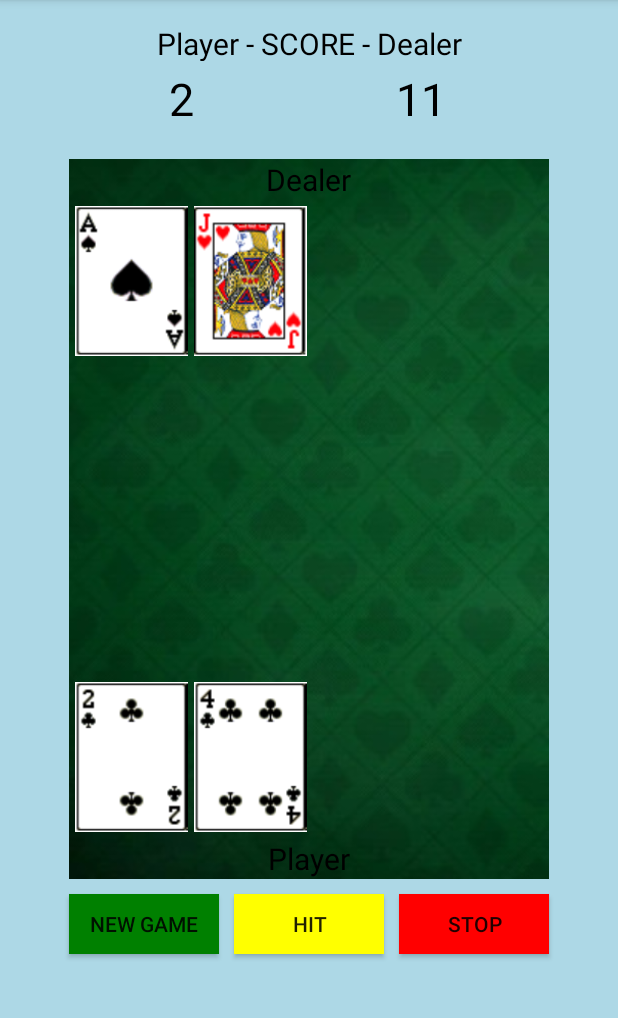
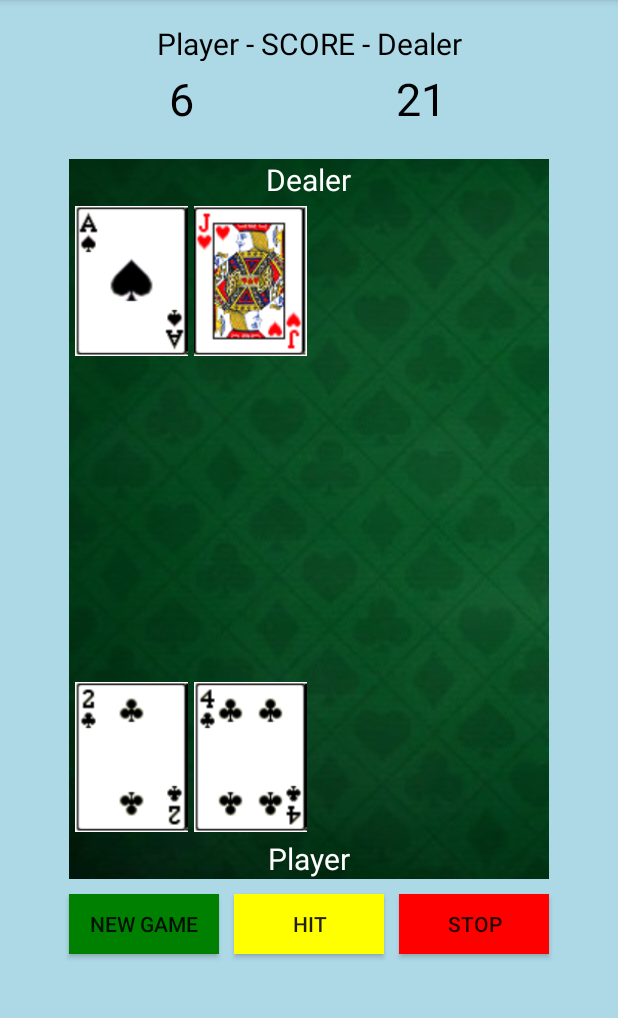
Before and after one commit to iangifford/BlackJackTemp, an Android app: the screen it shows after launch (MainActivity), on a phone screen of 412 x 824 dp, the part 84-1102 px from its top. Run offline under Robolectric (Android 15) with nearby library versions, the phone set to English and light mode, and no system bars.

Commit message:
Score update correctly, add bkgrd

```diff
--- a/app/src/main/java/com/jackcannon/blackjack/Game.java
+++ b/app/src/main/java/com/jackcannon/blackjack/Game.java
@@ -159,13 +159,13 @@ public class Game {
                 if (playerCardImages[i].getVisibility() == View.INVISIBLE) {
                     playerCardImages[i].setImageResource(resource);
                     playerCards[i] = hit_card;
-                    playerScore.setText(Integer.toString(playerScore_int));
                     playerCardImages[i].setVisibility(View.VISIBLE);
                     player_hit_count++;
                     if (player_hit_count >= 5) {
                         hitButton.setEnabled(false);
                     }
                     isOver();
+                    playerScore.setText(Integer.toString(playerScore_int));
                     return;
                 }
             }
@@ -175,10 +175,11 @@ public class Game {
                 if (dealerCardImages[i].getVisibility() == View.INVISIBLE) {
                     dealerCardImages[i].setImageResource(resource);
                     dealerCards[i] = hit_card;
-                    dealerScore.setText(Integer.toString(dealerScore_int));
+
                     dealerCardImages[i].setVisibility(View.VISIBLE);
                     dealer_hit_count++;
                     isOver();
+                    dealerScore.setText(Integer.toString(dealerScore_int));
                     return;
                 }
             }
--- a/app/src/main/java/com/jackcannon/blackjack/MainActivity.java
+++ b/app/src/main/java/com/jackcannon/blackjack/MainActivity.java
@@ -115,6 +115,7 @@ public class MainActivity extends AppCompatActivity {
             hitButton.setEnabled(false);
             stopButton.setEnabled(false);
         }
+
     }
 
     /**
--- a/app/src/main/res/layout/activity_main.xml
+++ b/app/src/main/res/layout/activity_main.xml
@@ -58,11 +58,12 @@
         android:id="@+id/dealer_tag"
         android:layout_width="wrap_content"
         android:layout_height="wrap_content"
-        android:text="@string/dealer_tag"
         android:layout_alignTop="@+id/game_background"
         android:layout_centerHorizontal="true"
-        android:textSize="20sp"
-        android:textColor="@color/colorBlack"/>
+        android:shadowColor="#FFFFFF"
+        android:text="@string/dealer_tag"
+        android:textColor="@color/colorText"
+        android:textSize="20sp" />
 
     <ImageView
         android:id="@+id/dealer_card_1"
@@ -124,25 +125,25 @@
         android:id="@+id/winner_field"
         android:layout_width="wrap_content"
         android:layout_height="50dp"
+        android:layout_above="@id/player_card_3"
         android:layout_below="@id/dealer_card_3"
-        android:layout_above="@id/player_card_3"
-        android:layout_toEndOf="@+id/dealer_card_5"
+        android:layout_centerHorizontal="true"
         android:layout_marginStart="50dp"
         android:layout_marginEnd="50dp"
-        android:textSize="60sp"
-        android:textColor="@color/colorPrimaryDark"
-        android:layout_centerHorizontal="true" />
+        android:layout_toEndOf="@+id/dealer_card_5"
+        android:textColor="@color/colorText"
+        android:textSize="60sp" />
 
     <!-- Player / Player Cards Layout -->
     <TextView
         android:id="@+id/player_tag"
         android:layout_width="wrap_content"
         android:layout_height="wrap_content"
-        android:text="@string/player_tag"
         android:layout_alignBottom="@+id/game_background"
         android:layout_centerHorizontal="true"
-        android:textSize="20sp"
-        android:textColor="@color/colorBlack"/>
+        android:text="@string/player_tag"
+        android:textColor="@color/colorText"
+        android:textSize="20sp" />
 
     <ImageView
         android:id="@+id/player_card_1"
--- a/app/src/main/res/values/colors.xml
+++ b/app/src/main/res/values/colors.xml
@@ -9,4 +9,6 @@
     <color name="colorLightGreen">#90EE90</color>
     <color name="colorBlack">#000000</color>
     <color name="colorLightBlue">#ADD8E6</color>
+    <color name="colorText">#FFFFFF</color>
+    <color name="colorShadow">#000000</color>
 </resources>
```
